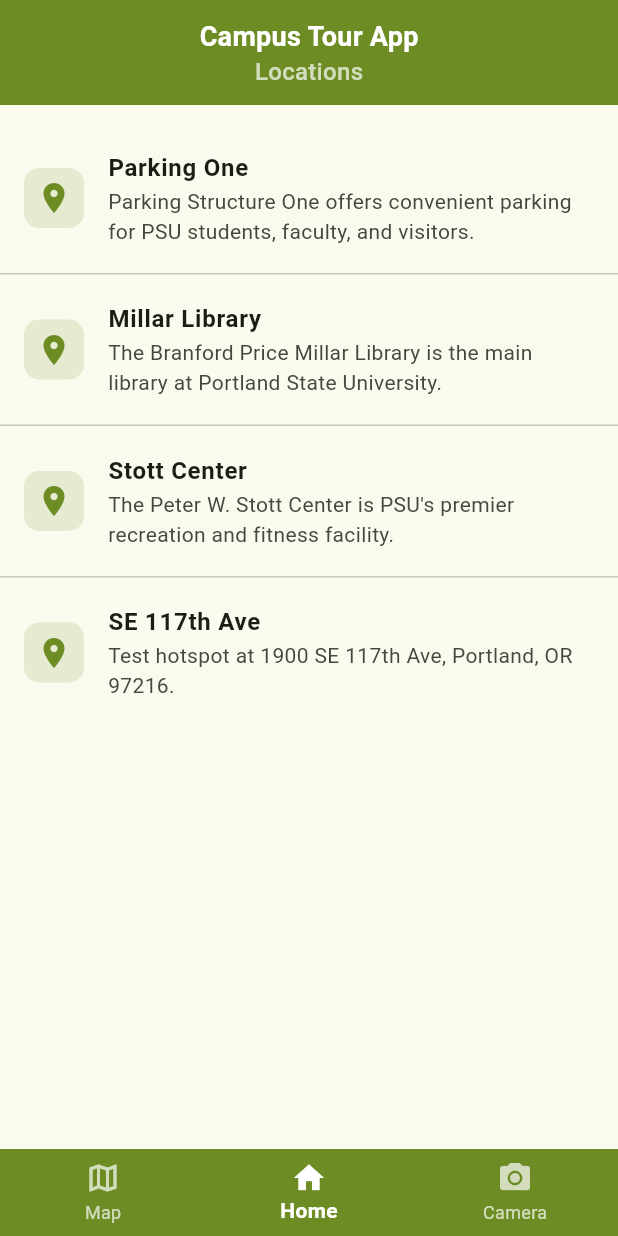
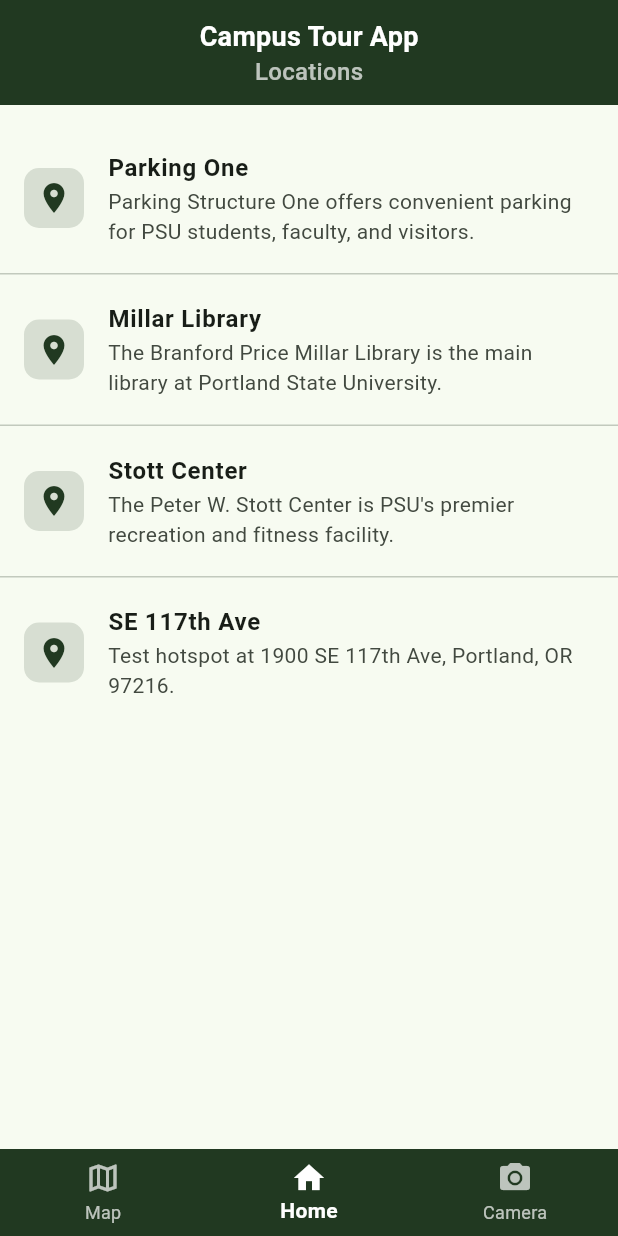
Before and after one commit to JPatts/Campus-Tour-App-2025, a Flutter app: the screen it shows after launch, item 2 of the bottom bar chosen, on a phone screen of 412 x 824 dp. Run offline on Flutter 3.47's test engine with Material 3 defaults, Android fonts, the phone set to English and light mode, and no system bars; our stand-ins replace camera, flutter_compass, geolocator, google_maps_flutter, permission_handler.

Commit message:
edited color

```diff
--- a/campus_tour/lib/camera.dart
+++ b/campus_tour/lib/camera.dart
@@ -189,7 +189,7 @@
     }
 
     return AnnotatedRegion<SystemUiOverlayStyle>(
-      value: SystemUiOverlayStyle.light.copyWith(statusBarColor: const Color(0xFF6D8D24)),
+      value: SystemUiOverlayStyle.light.copyWith(statusBarColor: const Color(0xFF213921)),
       child: Stack(
         fit: StackFit.expand,
         children: [
@@ -214,7 +214,7 @@
           right: 0,
           child: Container(
             height: MediaQuery.of(context).padding.top,
-            color: const Color(0xFF6D8D24),
+            color: const Color(0xFF213921),
           ),
         ),
 
--- a/campus_tour/lib/listview.dart
+++ b/campus_tour/lib/listview.dart
@@ -30,10 +30,10 @@
               width: 40,
               height: 40,
               decoration: BoxDecoration(
-                color: const Color(0xFF6D8D24).withValues(alpha: 0.15),
+                color: const Color(0xFF213921).withValues(alpha: 0.15),
                 borderRadius: BorderRadius.circular(10),
               ),
-              child: const Icon(Icons.place, color: Color(0xFF6D8D24)),
+              child: const Icon(Icons.place, color: Color(0xFF213921)),
             ),
           );
         },
--- a/campus_tour/lib/main.dart
+++ b/campus_tour/lib/main.dart
@@ -34,9 +34,9 @@
       title: 'Campus Tour App',
       debugShowCheckedModeBanner: false,
       theme: ThemeData(
-        colorScheme: ColorScheme.fromSeed(seedColor: const Color(0xFF6D8D24)),
+        colorScheme: ColorScheme.fromSeed(seedColor: const Color(0xFF213921)),
         appBarTheme: const AppBarTheme(
-          backgroundColor: Color(0xFF6D8D24),
+          backgroundColor: Color(0xFF213921),
           foregroundColor: Colors.white,
           elevation: 0,
         ),
@@ -196,7 +196,7 @@
 
       // Bottom navigation bar with 3 icons
       bottomNavigationBar: ColoredBox(
-        color: const Color(0xFF6D8D24),
+        color: const Color(0xFF213921),
         child: SafeArea(
           top: false,
           child: BottomNavigationBar(
--- a/campus_tour/lib/map.dart
+++ b/campus_tour/lib/map.dart
@@ -909,7 +909,7 @@
 
     super.build(context);
     return AnnotatedRegion<SystemUiOverlayStyle>(
-      value: SystemUiOverlayStyle.light.copyWith(statusBarColor: const Color(0xFF6D8D24)),
+      value: SystemUiOverlayStyle.light.copyWith(statusBarColor: const Color(0xFF213921)),
       child: Scaffold(
         body: Stack(
           children: [
@@ -992,7 +992,7 @@
               right: 0,
               child: Container(
                 height: MediaQuery.of(context).padding.top,
-                color: const Color(0xFF6D8D24),
+                color: const Color(0xFF213921),
               ),
             ),
           ],
```
